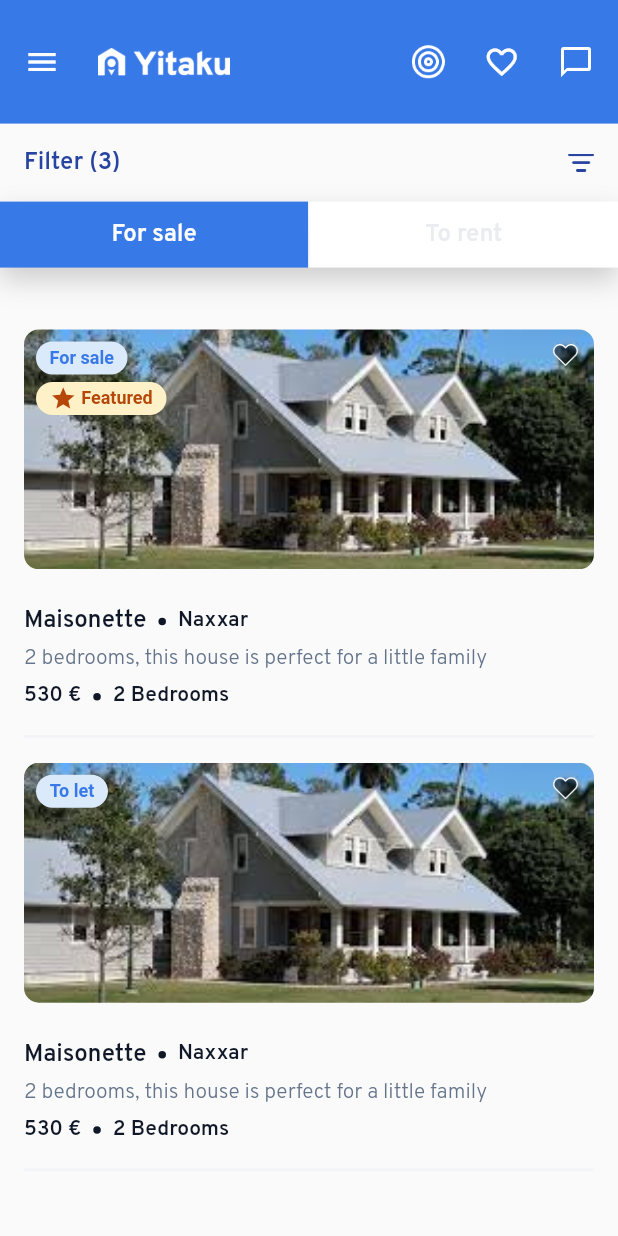
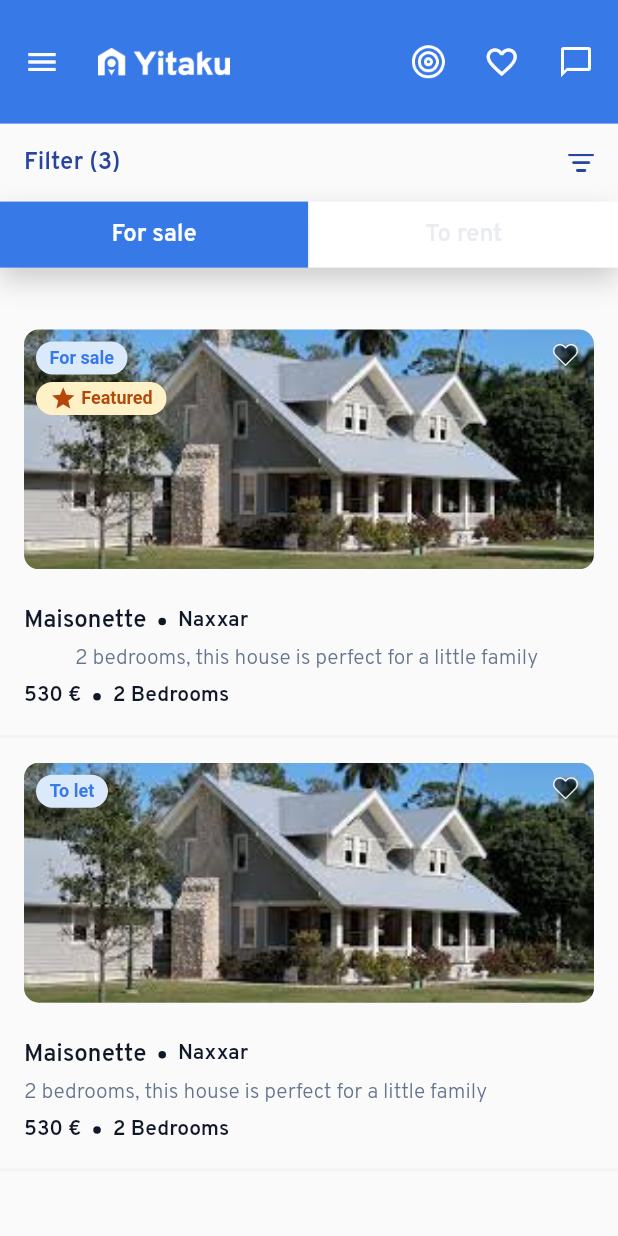
Before and after one commit to JyotBrainBinary/yitaku_new, a Flutter app: the HomeScreenTwo screen opened directly, on a phone screen of 412 x 824 dp. Run offline on Flutter 3.47's test engine with Material 2 defaults, Android fonts, the light colour scheme and no system bars; our stand-ins replace carousel_slider, get.

Commit message:
change j

```diff
--- a/lib/screen/home_screen_two/home_screen_two.dart
+++ b/lib/screen/home_screen_two/home_screen_two.dart
@@ -195,10 +195,10 @@ class _HomeScreenTwoState extends State<HomeScreenTwo> {
                     child: Column(
                       children: [
                         SizedBox(height: Get.height * 0.02),
+
                         Padding(
                           padding: const EdgeInsets.only(left: 16, right: 16),
                           child: Column(
-                            crossAxisAlignment: CrossAxisAlignment.start,
                             children: [
                               SizedBox(height: Get.height * 0.03),
                               Stack(
@@ -345,10 +345,21 @@ class _HomeScreenTwoState extends State<HomeScreenTwo> {
                                 ],
                               ),
                               SizedBox(height: Get.height * 0.02),
+                            ],
+                          ),
+                        ),
                         Container(
                           height: 2,
                           color: ColorRes.colorF2F4F7,
                         ),
+
+                        Padding(
+                          padding: const EdgeInsets.only(left: 16, right: 16),
+                          child: Column(
+                            crossAxisAlignment: CrossAxisAlignment.start,
+                            children: [
+
+
                               SizedBox(height: Get.height * 0.02),
                               Stack(
                                 children: [
@@ -462,14 +473,16 @@ class _HomeScreenTwoState extends State<HomeScreenTwo> {
                                 ],
                               ),
                               SizedBox(height: Get.height * 0.02),
+
+                            ],
+                          ),
+                        ),
+
                         Container(
                           height: 2,
                           color: ColorRes.colorF2F4F7,
                         ),
                         SizedBox(height: Get.height * 0.035),
-                            ],
-                          ),
-                        ),
 
                         ///---------------All Properties-----------
 
```
Lines whose indentation alone changed are shown as unchanged.
